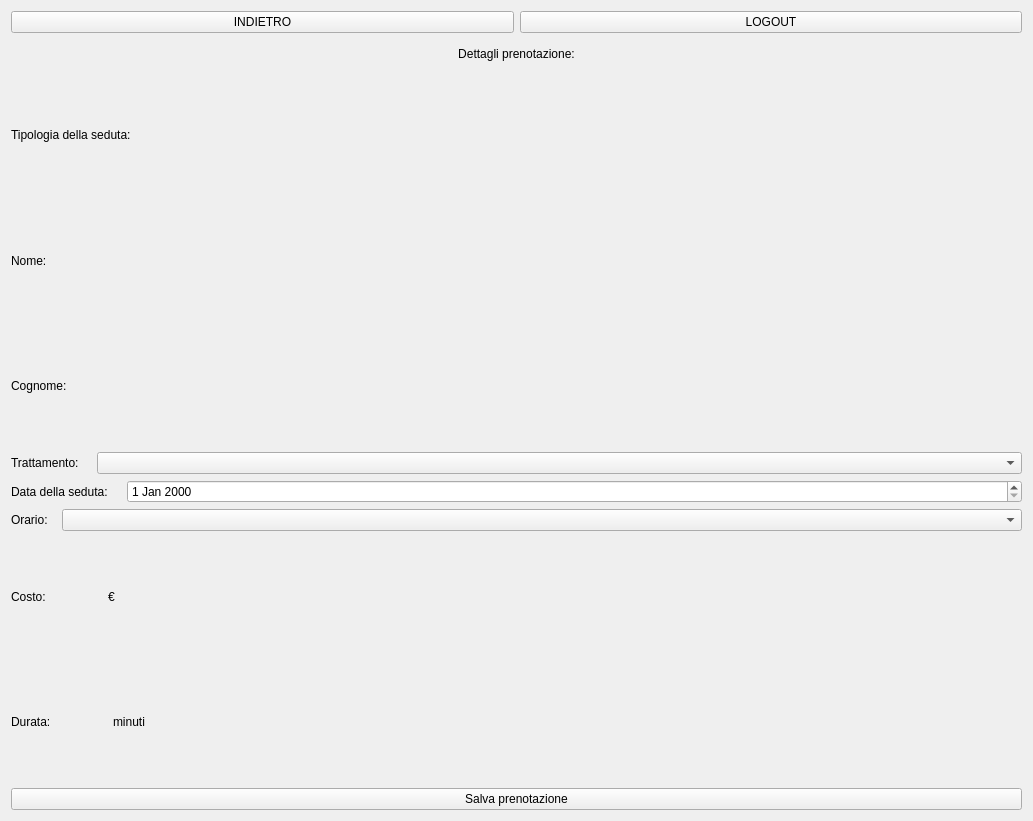
Above: QTdesigner/Prenotazioni/NuovaPrenotazione3View.ui from DecaEma01/ProgettoIngSoft before the change. Below: the same form after it.
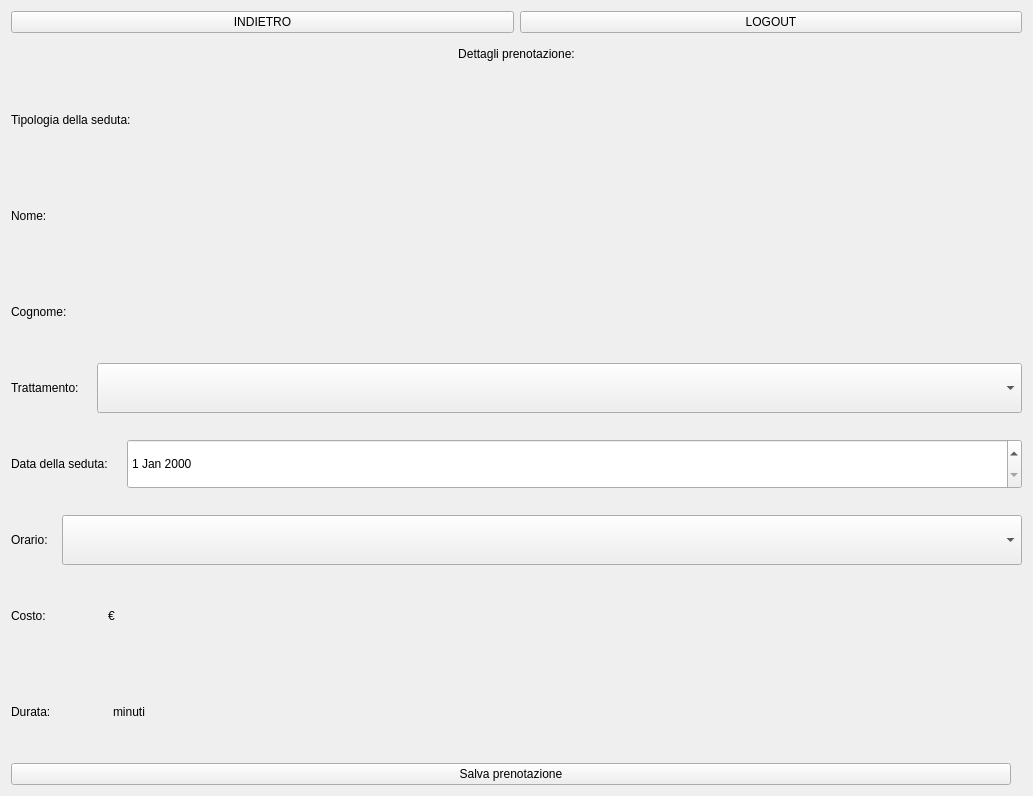
That is the form after the change.

Patch:
```diff
--- a/QTdesigner/Prenotazioni/NuovaPrenotazione3View.ui
+++ b/QTdesigner/Prenotazioni/NuovaPrenotazione3View.ui
@@ -7,7 +7,7 @@
     <x>0</x>
     <y>0</y>
     <width>1033</width>
-    <height>821</height>
+    <height>796</height>
    </rect>
   </property>
   <property name="windowTitle">
@@ -145,12 +145,32 @@
           </widget>
          </item>
          <item>
-          <widget class="QComboBox" name="comboBoxTrattamentoFisioterapico"/>
+          <widget class="QComboBox" name="comboBoxTrattamento">
+           <property name="minimumSize">
+            <size>
+             <width>0</width>
+             <height>50</height>
+            </size>
+           </property>
+          </widget>
          </item>
         </layout>
        </item>
        <item>
-        <layout class="QHBoxLayout" name="horizontalLayout_2">
+        <spacer name="horizontalSpacer_2">
+         <property name="orientation">
+          <enum>Qt::Horizontal</enum>
+         </property>
+         <property name="sizeHint" stdset="0">
+          <size>
+           <width>40</width>
+           <height>20</height>
+          </size>
+         </property>
+        </spacer>
+       </item>
+       <item>
+        <layout class="QHBoxLayout" name="horizontalLayoutData">
          <item>
           <widget class="QLabel" name="labelData">
            <property name="maximumSize">
@@ -165,12 +185,32 @@
           </widget>
          </item>
          <item>
-          <widget class="QDateEdit" name="dateEditDataSeduta"/>
+          <widget class="QDateEdit" name="dateEditDataSeduta">
+           <property name="minimumSize">
+            <size>
+             <width>0</width>
+             <height>50</height>
+            </size>
+           </property>
+          </widget>
          </item>
         </layout>
        </item>
        <item>
-        <layout class="QHBoxLayout" name="horizontalLayout_3">
+        <spacer name="horizontalSpacer">
+         <property name="orientation">
+          <enum>Qt::Horizontal</enum>
+         </property>
+         <property name="sizeHint" stdset="0">
+          <size>
+           <width>40</width>
+           <height>20</height>
+          </size>
+         </property>
+        </spacer>
+       </item>
+       <item>
+        <layout class="QHBoxLayout" name="horizontalLayoutOrario">
          <item>
           <widget class="QLabel" name="labelOrario">
            <property name="maximumSize">
@@ -185,7 +225,14 @@
           </widget>
          </item>
          <item>
-          <widget class="QComboBox" name="comboBoxOrario"/>
+          <widget class="QComboBox" name="comboBoxOrario">
+           <property name="minimumSize">
+            <size>
+             <width>0</width>
+             <height>50</height>
+            </size>
+           </property>
+          </widget>
          </item>
         </layout>
        </item>
@@ -266,7 +313,13 @@
       </layout>
      </item>
      <item>
-      <layout class="QHBoxLayout" name="horizontalLayoutEliminaModificaTra">
+      <layout class="QHBoxLayout" name="horizontalLayoutSalvaPrenotazione">
+       <property name="sizeConstraint">
+        <enum>QLayout::SetDefaultConstraint</enum>
+       </property>
+       <property name="rightMargin">
+        <number>11</number>
+       </property>
        <item>
         <widget class="QPushButton" name="pushButtonEliminaTra">
          <property name="text">
```
Left out of the diff: 14 changed lines with no effect on the pictures.
